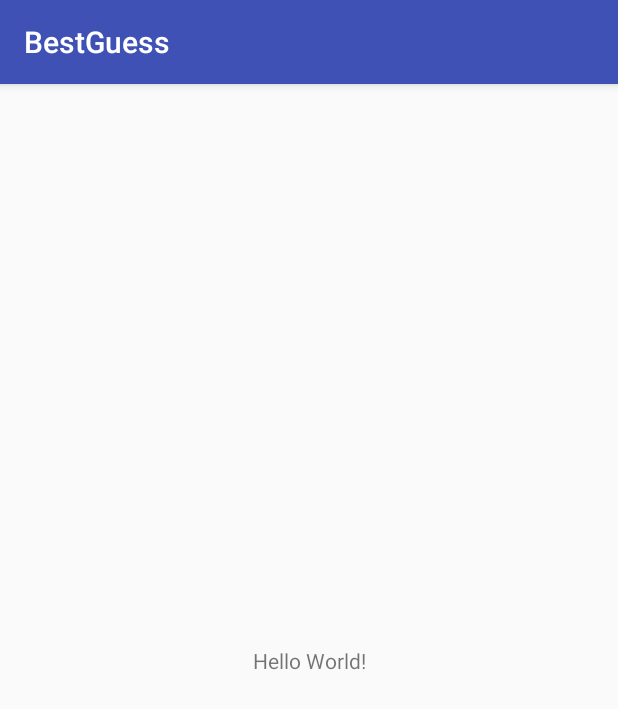
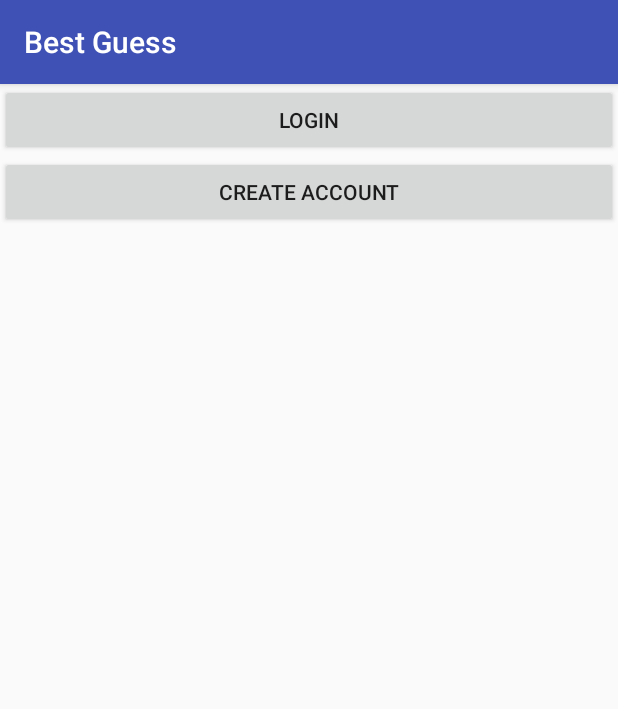
Before and after one commit to msrusse/BestGuess, an Android app: the screen it shows after launch (MainActivity), on a phone screen of 412 x 824 dp. Shown: the top 709 px of the screen. Run offline under Robolectric (Android 15) with nearby library versions, the phone set to English and light mode, and no system bars.

Commit message:
Initial commit for this porject

```diff
--- a/app/build.gradle
+++ b/app/build.gradle
@@ -22,6 +22,7 @@ dependencies {
     implementation fileTree(dir: 'libs', include: ['*.jar'])
     implementation 'com.android.support:appcompat-v7:26.1.0'
     implementation 'com.android.support.constraint:constraint-layout:1.0.2'
+    implementation 'com.android.support:design:26.1.0'
     testImplementation 'junit:junit:4.12'
     androidTestImplementation 'com.android.support.test:runner:1.0.1'
     androidTestImplementation 'com.android.support.test.espresso:espresso-core:3.0.1'
--- a/app/src/main/java/com/example/masonrussell/bestguess/MainActivity.java
+++ /dev/null
@@ -1,13 +0,0 @@
-package com.example.masonrussell.bestguess;
-
-import android.support.v7.app.AppCompatActivity;
-import android.os.Bundle;
-
-public class MainActivity extends AppCompatActivity {
-
-    @Override
-    protected void onCreate(Bundle savedInstanceState) {
-        super.onCreate(savedInstanceState);
-        setContentView(R.layout.activity_main);
-    }
-}
--- /dev/null
+++ b/app/src/main/java/com/masonsrussell/bestguess/MainActivity.java
@@ -0,0 +1,39 @@
+package com.masonsrussell.bestguess;
+
+import android.content.Intent;
+import android.os.Bundle;
+import android.support.v7.app.AppCompatActivity;
+import android.view.View;
+import android.widget.Button;
+
+public class MainActivity extends AppCompatActivity{
+
+    public Button loginButton, createAccountButton;
+
+    @Override
+    public void onCreate (Bundle savedInstanceState){
+        super.onCreate(savedInstanceState);
+        setContentView(R.layout.activity_main);
+
+        loginButton = findViewById(R.id.loginButton);
+        createAccountButton = findViewById(R.id.createAccountButton);
+
+        loginButton.setOnClickListener(new View.OnClickListener()
+        {
+            @Override
+            public void onClick(View v) {
+                //Intent intent = new Intent(getApplicationContext(), Login.class);
+                //startActivity(intent);
+            }
+        });
+
+        createAccountButton.setOnClickListener(new View.OnClickListener()
+        {
+            @Override
+            public void onClick(View v) {
+                //Intent intent2 = new Intent(getApplicationContext(), CreateAccount.class);
+                //startActivity(intent2);
+            }
+        });
+    }
+}
--- a/app/src/main/res/layout/activity_main.xml
+++ b/app/src/main/res/layout/activity_main.xml
@@ -1,18 +1,35 @@
 <?xml version="1.0" encoding="utf-8"?>
-<android.support.constraint.ConstraintLayout xmlns:android="http://schemas.android.com/apk/res/android"
-    xmlns:app="http://schemas.android.com/apk/res-auto"
-    xmlns:tools="http://schemas.android.com/tools"
-    android:layout_width="match_parent"
-    android:layout_height="match_parent"
-    tools:context="com.example.masonrussell.bestguess.MainActivity">
+<LinearLayout xmlns:android="http://schemas.android.com/apk/res/android"
+    android:orientation="vertical" android:layout_width="match_parent"
+    android:layout_height="match_parent">
 
-    <TextView
-        android:layout_width="wrap_content"
+    <LinearLayout
+        android:layout_width="match_parent"
         android:layout_height="wrap_content"
-        android:text="Hello World!"
-        app:layout_constraintBottom_toBottomOf="parent"
-        app:layout_constraintLeft_toLeftOf="parent"
-        app:layout_constraintRight_toRightOf="parent"
-        app:layout_constraintTop_toTopOf="parent" />
+        android:orientation="horizontal">
 
-</android.support.constraint.ConstraintLayout>
+        <Button
+            android:id="@+id/loginButton"
+            android:layout_width="0dp"
+            android:layout_weight="1"
+            android:layout_height="wrap_content"
+            android:layout_gravity="center"
+            android:gravity="center"
+            android:text="@string/login_button" />
+    </LinearLayout>
+
+    <LinearLayout
+        android:layout_width="match_parent"
+        android:layout_height="wrap_content"
+        android:orientation="horizontal">
+
+        <Button
+            android:id="@+id/createAccountButton"
+            android:layout_width="0dp"
+            android:layout_height="wrap_content"
+            android:layout_gravity="center"
+            android:layout_weight="1"
+            android:text="@string/create_account_button" />
+    </LinearLayout>
+
+</LinearLayout>
--- /dev/null
+++ b/app/src/main/res/values/dimens.xml
@@ -0,0 +1,5 @@
+<resources>
+    <!-- Default screen margins, per the Android Design guidelines. -->
+    <dimen name="activity_horizontal_margin">16dp</dimen>
+    <dimen name="activity_vertical_margin">16dp</dimen>
+</resources>
--- a/build.gradle
+++ b/build.gradle
@@ -7,7 +7,7 @@ buildscript {
         jcenter()
     }
     dependencies {
-        classpath 'com.android.tools.build:gradle:3.0.0'
+        classpath 'com.android.tools.build:gradle:3.0.1'
 
 
         // NOTE: Do not place your application dependencies here; they belong
```
Also changed, not shown: app/src/main/AndroidManifest.xml (+7 -1 lines), app/src/main/java/com/masonsrussell/bestguess/LoginActivity.java (added, +15 -0 lines), app/src/main/res/layout/activity_login.xml (added, +9 -0 lines), app/src/main/res/values/strings.xml (+17 -1 lines), 4 other files.
